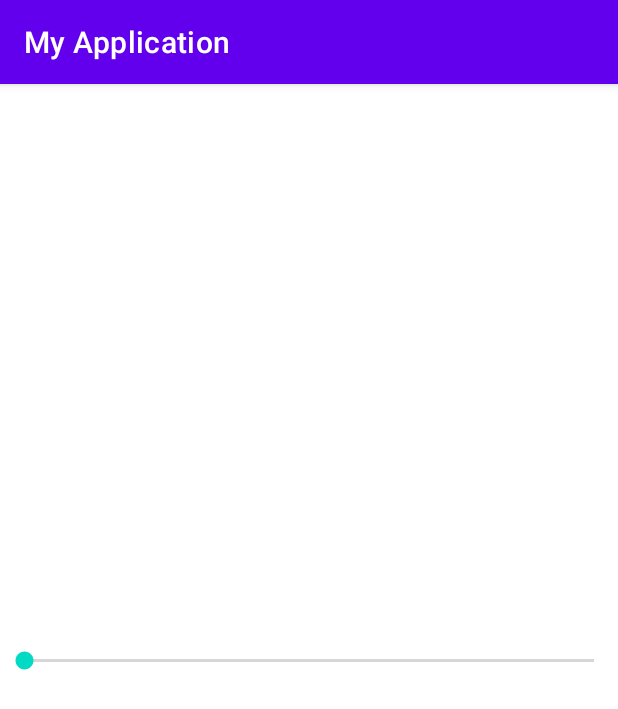
After one commit to rajesh-pujari-improve10x/Android-Widgets, an Android app: the SeekBarActivity screen opened directly, with no data from a screen before it, on a phone screen of 412 x 824 dp. The commit adds this screen. Shown: the top 709 px of the screen. Run offline under Robolectric (Android 15) with nearby library versions, the phone set to English and light mode, and no system bars.

Commit message:
Created SeekBarActivity to implemented the Functionality

```diff
--- /dev/null
+++ b/app/src/main/java/com/improve10x/myapplication/SeekBarActivity.java
@@ -0,0 +1,41 @@
+package com.improve10x.myapplication;
+
+import androidx.appcompat.app.AppCompatActivity;
+
+import android.os.Bundle;
+import android.widget.SeekBar;
+import android.widget.Toast;
+
+import com.improve10x.myapplication.databinding.ActivitySeekBarBinding;
+
+public class SeekBarActivity extends AppCompatActivity {
+
+    private ActivitySeekBarBinding binding;
+
+    @Override
+    protected void onCreate(Bundle savedInstanceState) {
+        super.onCreate(savedInstanceState);
+        binding = ActivitySeekBarBinding.inflate(getLayoutInflater());
+        setContentView(binding.getRoot());
+        handleSeekBar();
+    }
+
+    private void handleSeekBar() {
+        binding.seekBarSb.setOnSeekBarChangeListener(new SeekBar.OnSeekBarChangeListener() {
+            @Override
+            public void onProgressChanged(SeekBar seekBar, int position, boolean b) {
+                Toast.makeText(SeekBarActivity.this, "SeekBar Progress : " + position, Toast.LENGTH_SHORT).show();
+            }
+
+            @Override
+            public void onStartTrackingTouch(SeekBar seekBar) {
+                Toast.makeText(SeekBarActivity.this, "SeekBar Touch Started!", Toast.LENGTH_SHORT).show();
+            }
+
+            @Override
+            public void onStopTrackingTouch(SeekBar seekBar) {
+                Toast.makeText(SeekBarActivity.this, "SeekBar Touch Stopped!", Toast.LENGTH_SHORT).show();
+            }
+        });
+    }
+}
--- /dev/null
+++ b/app/src/main/res/layout/activity_seek_bar.xml
@@ -0,0 +1,17 @@
+<?xml version="1.0" encoding="utf-8"?>
+<androidx.constraintlayout.widget.ConstraintLayout xmlns:android="http://schemas.android.com/apk/res/android"
+    xmlns:app="http://schemas.android.com/apk/res-auto"
+    xmlns:tools="http://schemas.android.com/tools"
+    android:layout_width="match_parent"
+    android:layout_height="match_parent"
+    tools:context=".SeekBarActivity">
+
+    <SeekBar
+        android:id="@+id/seek_bar_sb"
+        android:layout_width="0dp"
+        android:layout_height="wrap_content"
+        app:layout_constraintBottom_toBottomOf="parent"
+        app:layout_constraintEnd_toEndOf="parent"
+        app:layout_constraintStart_toStartOf="parent"
+        app:layout_constraintTop_toTopOf="parent" />
+</androidx.constraintlayout.widget.ConstraintLayout>
```
Also changed, not shown: app/src/main/AndroidManifest.xml (+7 -0 lines), app/src/main/java/com/improve10x/myapplication/MainActivity.java (+8 -0 lines), app/src/main/res/layout/activity_main.xml (+10 -0 lines).
